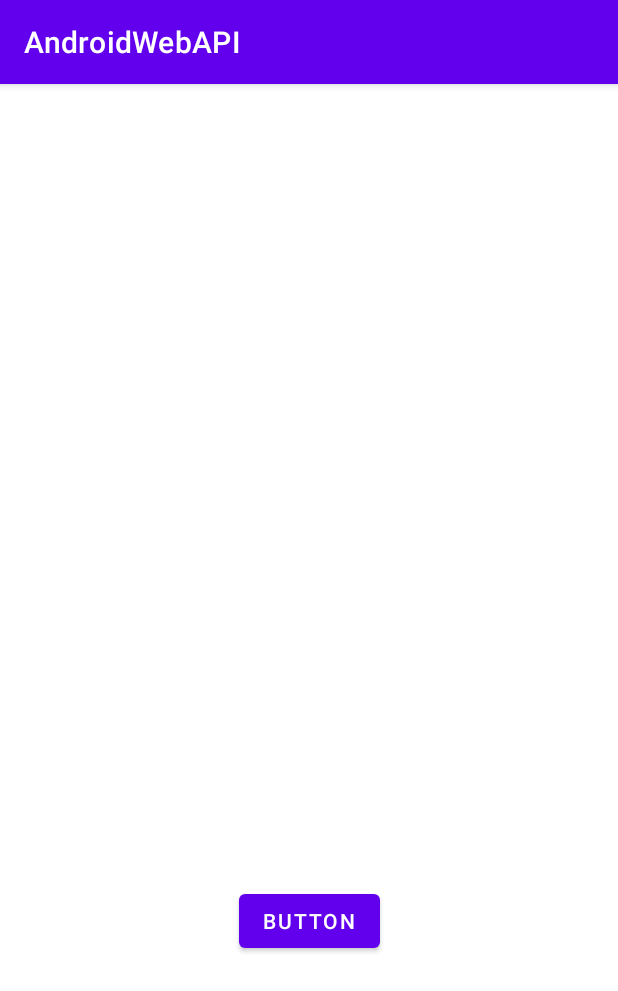
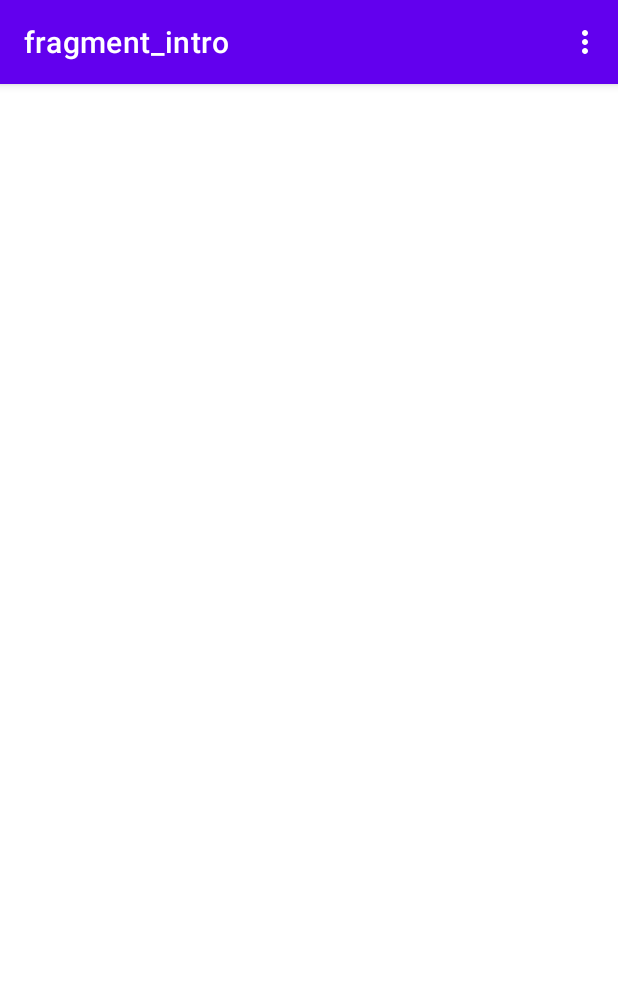
Before and after one commit to ahmedhalac/android_web_api, an Android app: the screen it shows after launch (MainActivity), on a phone screen of 412 x 824 dp. Shown: the top 991 px of the screen. Run offline under Robolectric (Android 15) with nearby library versions, the phone set to English and light mode, and no system bars; our stand-ins replace navigation-ui; 3 statements that could not run were skipped.

Commit message:
skeleton_of_app

```diff
--- a/app/build.gradle
+++ b/app/build.gradle
@@ -36,6 +36,7 @@ android {
 
     buildFeatures {
         viewBinding true
+        dataBinding true
     }
 }
 
--- a/app/src/main/java/com/example/androidwebapi/MainActivity.kt
+++ b/app/src/main/java/com/example/androidwebapi/MainActivity.kt
@@ -2,10 +2,24 @@ package com.example.androidwebapi
 
 import androidx.appcompat.app.AppCompatActivity
 import android.os.Bundle
+import androidx.navigation.findNavController
+import androidx.navigation.ui.NavigationUI
 
 class MainActivity : AppCompatActivity() {
     override fun onCreate(savedInstanceState: Bundle?) {
         super.onCreate(savedInstanceState)
         setContentView(R.layout.activity_main)
+
+        val navController = this.findNavController(R.id.myNavHostFragment)
+
+        NavigationUI.setupActionBarWithNavController(this,navController)
+
     }
+
+
+    override fun onSupportNavigateUp(): Boolean {
+        val navController = this.findNavController(R.id.myNavHostFragment)
+        return navController.navigateUp()
+    }
+
 }
--- a/app/src/main/java/com/example/androidwebapi/fragments/AboutFragment.kt
+++ /dev/null
@@ -1,37 +0,0 @@
-package com.example.androidwebapi.fragments
-
-import android.os.Bundle
-import androidx.fragment.app.Fragment
-import android.view.LayoutInflater
-import android.view.View
-import android.view.ViewGroup
-import androidx.navigation.fragment.findNavController
-import com.example.androidwebapi.R
-import com.example.androidwebapi.databinding.FragmentAboutBinding
-
-
-class AboutFragment : Fragment(R.layout.fragment_about) {
-
-    private var _binding: FragmentAboutBinding? = null
-    // This property is only valid between onCreateView and
-    // onDestroyView.
-    private val binding get() = _binding!!
-
-    override fun onCreateView(inflater: LayoutInflater, container: ViewGroup?,
-            savedInstanceState: Bundle?
-    ): View? {
-        _binding = FragmentAboutBinding.inflate(inflater, container, false)
-        val view = binding.root
-        binding.button2.setOnClickListener {
-            val action = AboutFragmentDirections.actionAboutFragmentToSelectFragment()
-            findNavController().navigate(action)
-        }
-        return view
-    }
-
-    override fun onDestroyView() {
-        super.onDestroyView()
-        _binding = null
-    }
-
-}
--- /dev/null
+++ b/app/src/main/java/com/example/androidwebapi/intro/IntroFragment.kt
@@ -0,0 +1,47 @@
+package com.example.androidwebapi.intro
+
+import android.os.Bundle
+import android.view.*
+import androidx.fragment.app.Fragment
+import androidx.databinding.DataBindingUtil
+import androidx.navigation.findNavController
+import androidx.navigation.ui.NavigationUI
+import com.example.androidwebapi.R
+import com.example.androidwebapi.databinding.FragmentIntroBinding
+
+class IntroFragment : Fragment() {
+
+    override fun onCreateView(
+        inflater: LayoutInflater, container: ViewGroup?,
+        savedInstanceState: Bundle?
+    ): View? {
+        // Inflate the layout for this fragment
+        val binding = DataBindingUtil.inflate<FragmentIntroBinding>(
+            inflater,
+            R.layout.fragment_intro,
+            container,
+            false
+        )
+
+
+
+        binding.nextButton.setOnClickListener{view: View ->
+            view.findNavController().navigate(R.id.action_introFragment_to_dataGroupFragment)
+        }
+
+        setHasOptionsMenu(true)
+
+        return binding.root
+    }
+
+    override fun onCreateOptionsMenu(menu: Menu, inflater: MenuInflater) {
+        super.onCreateOptionsMenu(menu, inflater)
+        inflater.inflate(R.menu.options_menu, menu)
+    }
+
+    override fun onOptionsItemSelected(item: MenuItem): Boolean {
+        return NavigationUI.
+        onNavDestinationSelected(item,requireView().findNavController())
+                || super.onOptionsItemSelected(item)
+    }
+}
--- a/app/src/main/res/layout/activity_main.xml
+++ b/app/src/main/res/layout/activity_main.xml
@@ -7,14 +7,10 @@
     tools:context=".MainActivity">
 
     <fragment
-        android:id="@+id/nav_host_fragment"
+        android:id="@+id/myNavHostFragment"
         android:name="androidx.navigation.fragment.NavHostFragment"
         android:layout_width="match_parent"
         android:layout_height="match_parent"
-        app:defaultNavHost="true"
-        app:layout_constraintBottom_toBottomOf="parent"
-        app:layout_constraintEnd_toEndOf="parent"
-        app:layout_constraintStart_toStartOf="parent"
-        app:layout_constraintTop_toTopOf="parent"
-        app:navGraph="@navigation/nav_graph" />
+        app:navGraph="@navigation/navigation"
+        app:defaultNavHost="true" />
 </androidx.constraintlayout.widget.ConstraintLayout>
--- a/app/src/main/res/layout/fragment_about.xml
+++ b/app/src/main/res/layout/fragment_about.xml
@@ -1,25 +1,34 @@
 <?xml version="1.0" encoding="utf-8"?>
-<FrameLayout xmlns:android="http://schemas.android.com/apk/res/android"
-    xmlns:app="http://schemas.android.com/apk/res-auto"
-    xmlns:tools="http://schemas.android.com/tools"
+
+<layout xmlns:tools="http://schemas.android.com/tools"
+    xmlns:android="http://schemas.android.com/apk/res/android"
+    xmlns:app="http://schemas.android.com/apk/res-auto">
+
+    <ScrollView
         android:layout_width="match_parent"
         android:layout_height="match_parent"
-    tools:context=".fragments.AboutFragment">
+        android:fillViewport="true">
 
         <androidx.constraintlayout.widget.ConstraintLayout
             android:layout_width="match_parent"
-        android:layout_height="match_parent">
+            android:layout_height="wrap_content">
 
-        <Button
-            android:id="@+id/button2"
-            android:layout_width="wrap_content"
+            <TextView
+                android:id="@+id/rulesText"
+                android:layout_width="0dp"
                 android:layout_height="wrap_content"
-            android:layout_marginStart="159dp"
-            android:layout_marginEnd="159dp"
-            android:layout_marginBottom="186dp"
-            android:text="Button"
-            app:layout_constraintBottom_toBottomOf="parent"
+                android:layout_marginStart="15dp"
+                android:layout_marginTop="76dp"
+                android:layout_marginEnd="15dp"
+                android:text="@string/about_text"
+                android:textColor="@color/black"
+                android:textSize="22sp"
                 app:layout_constraintEnd_toEndOf="parent"
-            app:layout_constraintStart_toStartOf="parent" />
+                app:layout_constraintHorizontal_bias="0.0"
+                app:layout_constraintStart_toStartOf="parent"
+                app:layout_constraintTop_toTopOf="parent" />
+
+
         </androidx.constraintlayout.widget.ConstraintLayout>
-</FrameLayout>
+    </ScrollView>
+</layout>
--- /dev/null
+++ b/app/src/main/res/menu/options_menu.xml
@@ -0,0 +1,8 @@
+<?xml version="1.0" encoding="utf-8"?>
+<menu xmlns:app="http://schemas.android.com/apk/res-auto"
+    xmlns:android="http://schemas.android.com/apk/res/android">
+
+    <item
+        android:id="@+id/aboutFragment"
+        android:title="@string/about" />
+</menu>
--- a/app/src/main/res/navigation/nav_graph.xml
+++ /dev/null
@@ -1,39 +0,0 @@
-<?xml version="1.0" encoding="utf-8"?>
-<navigation xmlns:android="http://schemas.android.com/apk/res/android"
-    xmlns:app="http://schemas.android.com/apk/res-auto"
-    xmlns:tools="http://schemas.android.com/tools"
-    android:id="@+id/nav_graph"
-    app:startDestination="@id/aboutFragment">
-
-    <fragment
-        android:id="@+id/aboutFragment"
-        android:name="com.example.androidwebapi.fragments.AboutFragment"
-        android:label="fragment_about"
-        tools:layout="@layout/fragment_about" >
-        <action
-            android:id="@+id/action_aboutFragment_to_selectFragment"
-            app:destination="@id/selectFragment"
-            app:enterAnim="@anim/nav_default_enter_anim"
-            app:exitAnim="@anim/nav_default_exit_anim"
-            app:popEnterAnim="@anim/nav_default_pop_enter_anim"
-            app:popExitAnim="@anim/nav_default_pop_exit_anim" />
-    </fragment>
-    <fragment
-        android:id="@+id/selectFragment"
-        android:name="com.example.androidwebapi.fragments.SelectFragment"
-        android:label="fragment_select"
-        tools:layout="@layout/fragment_select" >
-        <action
-            android:id="@+id/action_selectFragment_to_listFragment"
-            app:destination="@id/listFragment"
-            app:enterAnim="@anim/nav_default_enter_anim"
-            app:exitAnim="@anim/nav_default_exit_anim"
-            app:popEnterAnim="@anim/nav_default_pop_enter_anim"
-            app:popExitAnim="@anim/nav_default_pop_exit_anim" />
-    </fragment>
-    <fragment
-        android:id="@+id/listFragment"
-        android:name="com.example.androidwebapi.fragments.ListFragment"
-        android:label="fragment_list"
-        tools:layout="@layout/fragment_list" />
-</navigation>
--- /dev/null
+++ b/app/src/main/res/navigation/navigation.xml
@@ -0,0 +1,26 @@
+<?xml version="1.0" encoding="utf-8"?>
+<navigation xmlns:android="http://schemas.android.com/apk/res/android"
+    xmlns:app="http://schemas.android.com/apk/res-auto"
+    xmlns:tools="http://schemas.android.com/tools"
+    android:id="@+id/nav_graph"
+    app:startDestination="@id/introFragment">
+    <fragment
+        android:id="@+id/introFragment"
+        android:name="com.example.androidwebapi.intro.IntroFragment"
+        android:label="fragment_intro"
+        tools:layout="@layout/fragment_intro" >
+        <action
+            android:id="@+id/action_introFragment_to_dataGroupFragment"
+            app:destination="@id/dataGroupFragment" />
+    </fragment>
+    <fragment
+        android:id="@+id/dataGroupFragment"
+        android:name="com.example.androidwebapi.datagroup.DataGroupFragment"
+        android:label="fragment_data_group"
+        tools:layout="@layout/fragment_data_group" />
+    <fragment
+        android:id="@+id/aboutFragment"
+        android:name="com.example.androidwebapi.AboutFragment"
+        android:label="AboutFragment"
+        tools:layout="@layout/fragment_about"/>
+</navigation>
--- a/app/src/main/res/values/strings.xml
+++ b/app/src/main/res/values/strings.xml
@@ -2,4 +2,9 @@
     <string name="app_name">AndroidWebAPI</string>
     <!-- TODO: Remove or change this placeholder text -->
     <string name="hello_blank_fragment">Hello blank fragment</string>
+    <string name="about_text">
+        Dobrodošli na aplikaciju koja vrši prezentacijui podataka dobivenih kroz
+        Web API.
+    </string>
+    <string name="about">About</string>
 </resources>
```
Also changed, not shown: app/src/main/java/com/example/androidwebapi/AboutFragment.kt (added, +17 -0 lines), app/src/main/java/com/example/androidwebapi/ListAdapter.kt (deleted, +0 -32 lines), app/src/main/java/com/example/androidwebapi/datagroup/DataGroupFragment.kt (added, +21 -0 lines), app/src/main/java/com/example/androidwebapi/fragments/ListFragment.kt (deleted, +0 -40 lines), app/src/main/java/com/example/androidwebapi/fragments/SelectFragment.kt (deleted, +0 -42 lines), app/src/main/res/layout/fragment_data_group.xml (added, +14 -0 lines), app/src/main/res/layout/fragment_intro.xml (added, +47 -0 lines), app/src/main/res/layout/fragment_list.xml (deleted, +0 -33 lines), app/src/main/res/layout/fragment_select.xml (deleted, +0 -36 lines), app/src/main/res/layout/list_item.xml (deleted, +0 -21 lines). Lines whose indentation alone changed are shown as unchanged.
